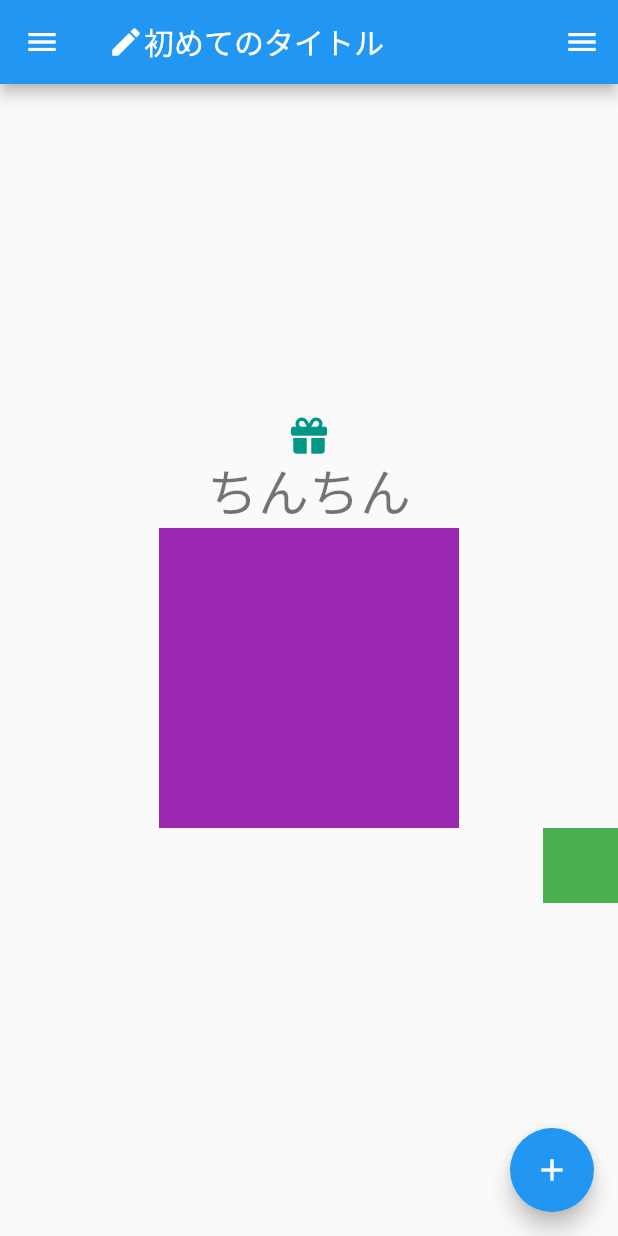
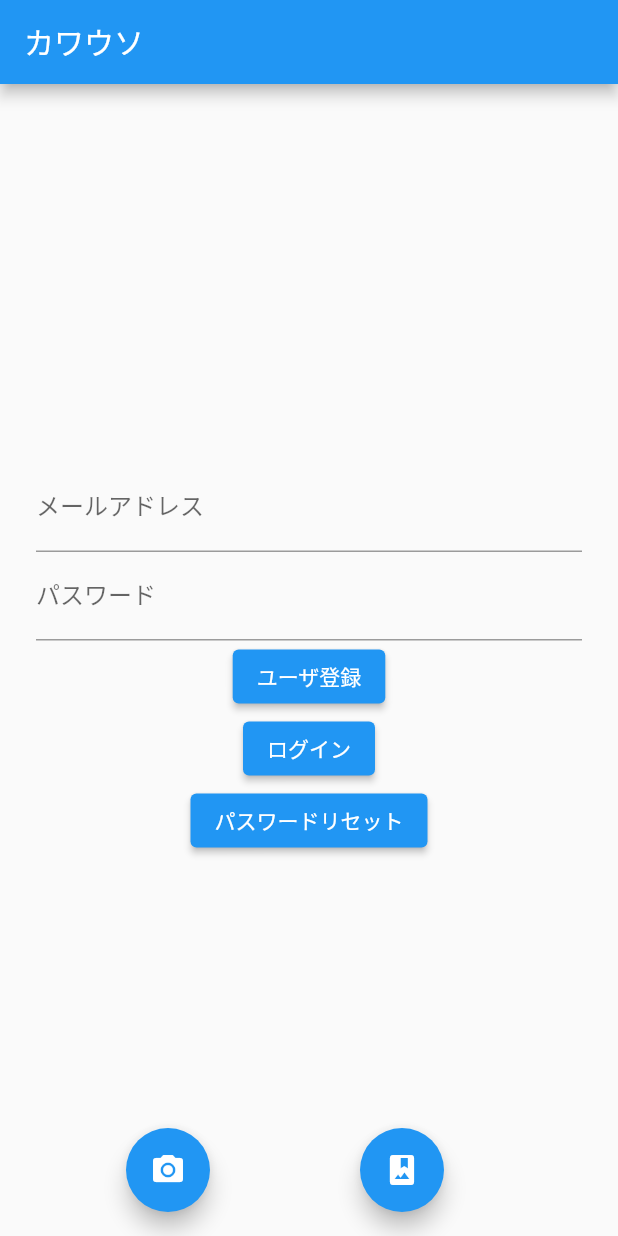
Before and after one commit to kumakou/flutter-demo, a Flutter app: the screen it shows after launch, on a phone screen of 412 x 824 dp. Run offline on Flutter 3.47's test engine with Material 2 defaults, Android fonts, the phone set to English and light mode, and no system bars; our stand-ins replace firebase_auth, firebase_core, flutter_hooks, font_awesome_flutter, hooks_riverpod, image_picker; accounts and stored records are empty.

Commit message:
fireabse認証

```diff
--- /dev/null
+++ b/lib/login.dart
@@ -0,0 +1,95 @@
+import 'package:flutter/src/widgets/container.dart';
+import 'package:flutter/src/widgets/framework.dart';
+import 'package:flutter/material.dart';
+import 'package:firebase_auth/firebase_auth.dart';
+import 'package:firebase_core/firebase_core.dart';
+import 'firebase_options.dart';
+import 'package:flutter_hooks/flutter_hooks.dart';
+import 'package:hooks_riverpod/hooks_riverpod.dart';
+
+//
+class Login extends HookConsumerWidget {
+  Login({super.key});
+
+  @override
+  Widget build(BuildContext context, WidgetRef ref) {
+    final email = useState<String>("");
+    final password = useState<String>("");
+    //const email = "";
+    //const password = "";
+
+    return Scaffold(
+      body: Center(
+        child: Container(
+          padding: const EdgeInsets.all(24),
+          child: Column(
+            mainAxisAlignment: MainAxisAlignment.center,
+            children: <Widget>[
+              // 1行目 メールアドレス入力用テキストフィールド
+              TextFormField(
+                decoration: const InputDecoration(labelText: 'メールアドレス'),
+                onChanged: (String value) {
+                  email.value = value;
+                },
+              ),
+              // 2行目 パスワード入力用テキストフィールド
+              TextFormField(
+                decoration: const InputDecoration(labelText: 'パスワード'),
+                obscureText: true,
+                onChanged: (String value) {
+                  password.value = value;
+                  print(value);
+                },
+              ),
+              // 3行目 ユーザ登録ボタン
+              ElevatedButton(
+                child: const Text('ユーザ登録'),
+                onPressed: () async {
+                  try {
+                    final User? user = (await FirebaseAuth.instance
+                            .createUserWithEmailAndPassword(
+                                email: email.value, password: password.value))
+                        .user;
+                    if (user != null)
+                      print("ユーザ登録しました ${user.email} , ${user.uid}");
+                  } catch (e) {
+                    print(e);
+                  }
+                },
+              ),
+              // 4行目 ログインボタン
+              ElevatedButton(
+                child: const Text('ログイン'),
+                onPressed: () async {
+                  try {
+                    // メール/パスワードでログイン
+                    final User? user = (await FirebaseAuth.instance
+                            .signInWithEmailAndPassword(
+                                email: email.value, password: password.value))
+                        .user;
+                    if (user != null)
+                      print("ログインしました　${user.email} , ${user.uid}");
+                  } catch (e) {
+                    print(e);
+                  }
+                },
+              ),
+              // 5行目 パスワードリセット登録ボタン
+              ElevatedButton(
+                  child: const Text('パスワードリセット'),
+                  onPressed: () async {
+                    try {
+                      await FirebaseAuth.instance
+                          .sendPasswordResetEmail(email: email.value);
+                      print("パスワードリセット用のメールを送信しました");
+                    } catch (e) {
+                      print(e);
+                    }
+                  }),
+            ],
+          ),
+        ),
+      ),
+    );
+  }
+}
--- a/lib/main.dart
+++ b/lib/main.dart
@@ -1,5 +1,9 @@
+import 'dart:io';
 import 'package:flutter/material.dart';
-import 'package:font_awesome_flutter/font_awesome_flutter.dart';
+import 'package:flutter_app/login.dart';
+import 'package:image_picker/image_picker.dart';
+import 'package:firebase_auth/firebase_auth.dart';
+import 'package:firebase_core/firebase_core.dart';
 
 void main() {
   runApp(const MyApp());
@@ -40,96 +44,54 @@ class MyHomePage extends StatefulWidget {
 }
 
 class _MyHomePageState extends State<MyHomePage> {
-  int _counter = 0;
-  String _type = "偶数";
-
-  void _incrementCounter() {
+  XFile? _image;
+  final imagePicker = ImagePicker();
+  // カメラから画像を取得するメソッド
+  Future getImageFromCamera() async {
+    final pickedFile = await imagePicker.pickImage(source: ImageSource.camera);
     setState(() {
-      _counter++;
+      if (pickedFile != null) {
+        _image = XFile(pickedFile.path);
+      }
     });
   }
 
-  bool _flag = false;
-  _click() async {
+  // ギャラリーから画像を取得するメソッド
+  Future getImageFromGarally() async {
+    final pickedFile = await imagePicker.pickImage(source: ImageSource.gallery);
     setState(() {
-      _flag = !_flag;
+      if (pickedFile != null) {
+        _image = XFile(pickedFile.path);
+      }
     });
   }
 
   @override
   Widget build(BuildContext context) {
     return Scaffold(
-      appBar: AppBar(
-        title: Row(children: const [Icon(Icons.create), Text("初めてのタイトル")]),
-      ),
-      body: Column(
-        mainAxisAlignment: MainAxisAlignment.center,
-        children: [
-          const Icon(FontAwesomeIcons.gift, color: Colors.teal),
-          // Text(
-          //   '$_counter',
-          //   style: Theme.of(context).textTheme.headline4,
-          // ),
-          // if (_counter % 2 == 0)
-          //   Text('偶数です', style: TextStyle(fontSize: 20, color: Colors.red)),
-          // TextButton(
-          //   onPressed: () => {print("ボタンが押されたよ")},
-          //   child: const Text("テキストボタン"),
-          // ),
-          AnimatedOpacity(
-              opacity: _flag ? 0.01 : 1.0,
-              duration: const Duration(seconds: 3),
-              child: Text(
-                "ちんちん",
-                style: Theme.of(context).textTheme.headline4,
-              )),
-          AnimatedSize(
-              duration: const Duration(seconds: 3),
-              child: SizedBox(
-                  width: _flag ? 50 : 200,
-                  height: _flag ? 50 : 200,
-                  child: Container(color: Colors.purple))),
-          AnimatedAlign(
-              duration: const Duration(seconds: 3),
-              alignment: _flag ? Alignment.topLeft : Alignment.bottomRight,
-              child: SizedBox(
-                  width: 50,
-                  height: 50,
-                  child: Container(color: Colors.green))),
-          // Row(
-          //     mainAxisAlignment: MainAxisAlignment.spaceAround,
-          //     children: const [
-          //       Icon(
-          //         Icons.favorite,
-          //         color: Colors.pink,
-          //         size: 24.0,
-          //       ),
-          //       Icon(
-          //         Icons.audiotrack,
-          //         color: Colors.green,
-          //         size: 30.0,
-          //       ),
-          //       Icon(
-          //         Icons.beach_access,
-          //         color: Colors.blue,
-          //         size: 36.0,
-          //       ),
-          //     ]),
-        ],
-      ),
-      floatingActionButton: FloatingActionButton(
-        onPressed: () => _click(),
-        tooltip: 'Increment',
-        child: const Icon(Icons.add),
-      ),
-      drawer: const Drawer(
-          child: Center(
-        child: Text("Drawer"),
-      )),
-      endDrawer: const Drawer(
-          child: Center(
-        child: Text("EndDrawer"),
-      )),
-    );
+        appBar: AppBar(
+          title: Text(widget.title),
+        ),
+        body: Login(),
+
+        //  Center(
+        //     // 取得した画像を表示(ない場合はメッセージ)
+        //     child: _image == null
+        //         ? Text(
+        //             '写真を選択してください',
+        //             style: Theme.of(context).textTheme.headline4,
+        //           )
+        //         : Image.file(File(_image!.path))),
+        floatingActionButton:
+            Row(mainAxisAlignment: MainAxisAlignment.spaceEvenly, children: [
+          // カメラから取得するボタン
+          FloatingActionButton(
+              onPressed: getImageFromCamera,
+              child: const Icon(Icons.photo_camera)),
+          // ギャラリーから取得するボタン
+          FloatingActionButton(
+              onPressed: getImageFromGarally,
+              child: const Icon(Icons.photo_album))
+        ]));
   }
 }
```
Also changed, not shown: lib/test_page1.dart (added, +32 -0 lines), lib/test_page2.dart (added, +37 -0 lines), lib/test_page3.dart (added, +20 -0 lines), pubspec.yaml (+6 -6 lines), lib/firebase_options.dart (added), pubspec.lock, 18 other files.
